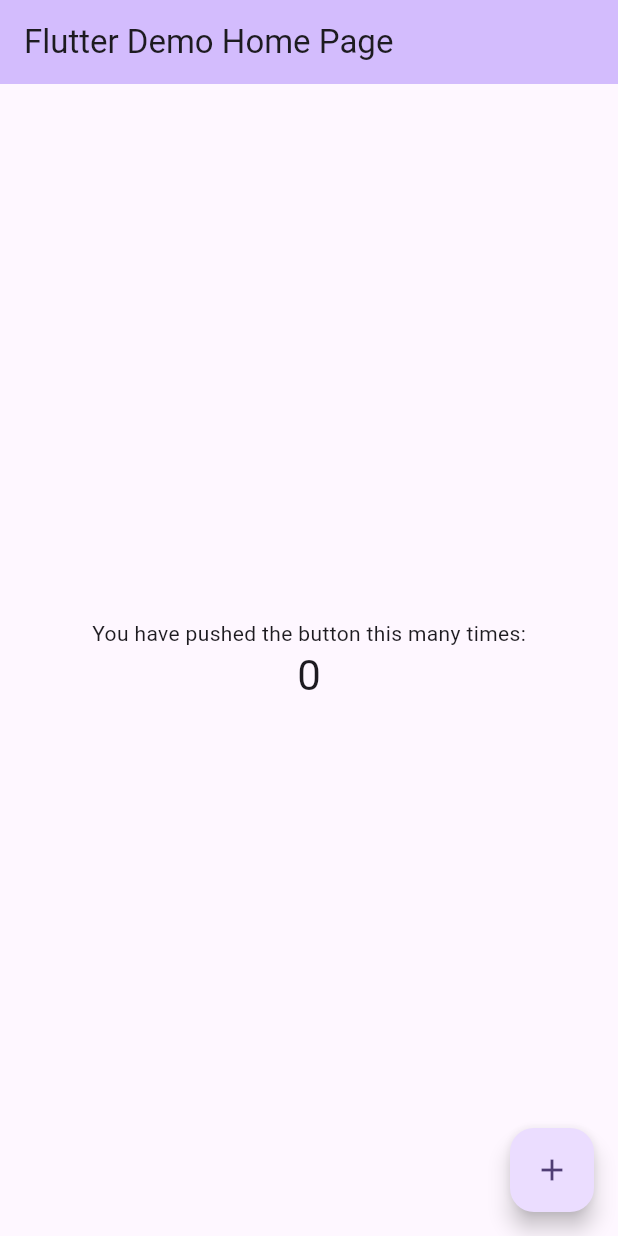
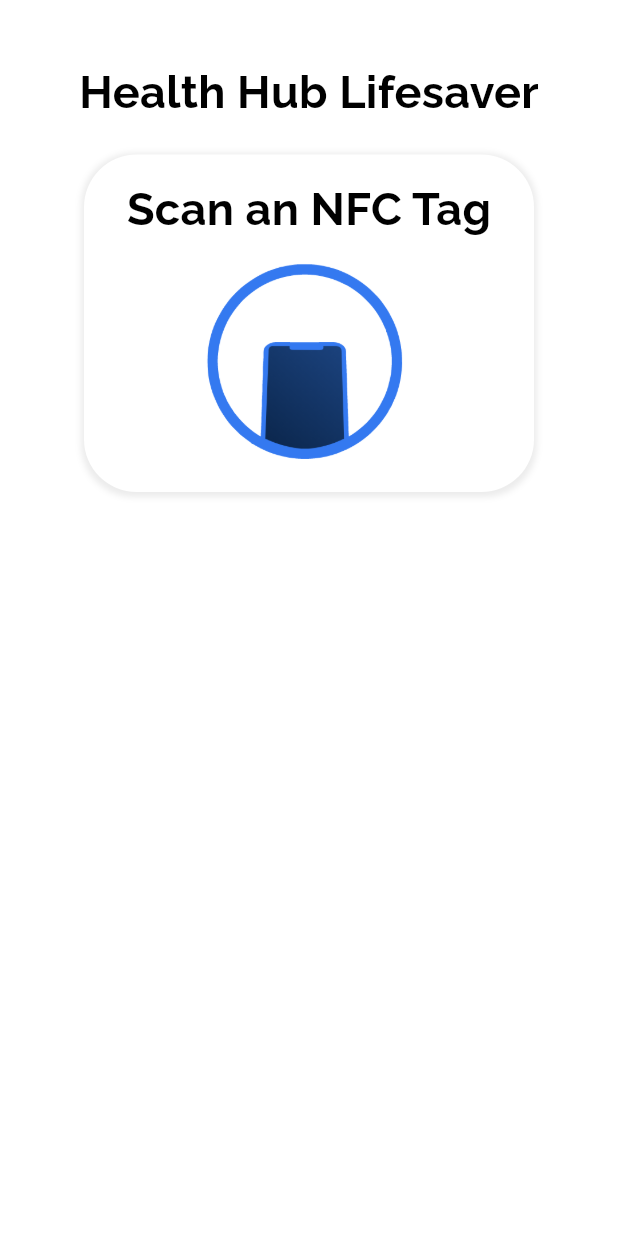
Before and after one commit to Team-Redevo/HealthHub, a Flutter app: the screen it shows after launch, on a phone screen of 412 x 824 dp. Run offline on Flutter 3.47's test engine with Material 3 defaults, Android fonts, the phone set to English and light mode, and no system bars.

Commit message:
Create frontend design

```diff
--- a/health_hub_lifesaver_app/lib/main.dart
+++ b/health_hub_lifesaver_app/lib/main.dart
@@ -56,71 +56,161 @@ class MyHomePage extends StatefulWidget {
 }
 
 class _MyHomePageState extends State<MyHomePage> {
-  int _counter = 0;
-
-  void _incrementCounter() {
-    setState(() {
-      // This call to setState tells the Flutter framework that something has
-      // changed in this State, which causes it to rerun the build method below
-      // so that the display can reflect the updated values. If we changed
-      // _counter without calling setState(), then the build method would not be
-      // called again, and so nothing would appear to happen.
-      _counter++;
-    });
-  }
+  bool isNFCInfoVisible = false;
+  bool isNFCDataAvailable =
+      false; // Set this to true if NFC data is available or false if it is not available
 
   @override
   Widget build(BuildContext context) {
-    // This method is rerun every time setState is called, for instance as done
-    // by the _incrementCounter method above.
-    //
-    // The Flutter framework has been optimized to make rerunning build methods
-    // fast, so that you can just rebuild anything that needs updating rather
-    // than having to individually change instances of widgets.
     return Scaffold(
-      appBar: AppBar(
-        // TRY THIS: Try changing the color here to a specific color (to
-        // Colors.amber, perhaps?) and trigger a hot reload to see the AppBar
-        // change color while the other colors stay the same.
-        backgroundColor: Theme.of(context).colorScheme.inversePrimary,
-        // Here we take the value from the MyHomePage object that was created by
-        // the App.build method, and use it to set our appbar title.
-        title: Text(widget.title),
+      backgroundColor: Colors.white,
+      body: Column(
+        mainAxisAlignment: MainAxisAlignment.start,
+        crossAxisAlignment: CrossAxisAlignment.start,
+        children: [
+          const Padding(
+            padding: EdgeInsets.only(top: 40, bottom: 20),
+            child: Center(
+              child: Text(
+                'Health Hub Lifesaver',
+                style: TextStyle(
+                  color: Colors.black,
+                  fontSize: 30,
+                  fontWeight: FontWeight.bold,
+                  fontFamily: 'Raleway',
                 ),
-      body: Center(
-        // Center is a layout widget. It takes a single child and positions it
-        // in the middle of the parent.
+              ),
+            ),
+          ),
+          Center(
             child: Column(
-          // Column is also a layout widget. It takes a list of children and
-          // arranges them vertically. By default, it sizes itself to fit its
-          // children horizontally, and tries to be as tall as its parent.
-          //
-          // Column has various properties to control how it sizes itself and
-          // how it positions its children. Here we use mainAxisAlignment to
-          // center the children vertically; the main axis here is the vertical
-          // axis because Columns are vertical (the cross axis would be
-          // horizontal).
-          //
-          // TRY THIS: Invoke "debug painting" (choose the "Toggle Debug Paint"
-          // action in the IDE, or press "p" in the console), to see the
-          // wireframe for each widget.
               mainAxisAlignment: MainAxisAlignment.center,
-          children: <Widget>[
-            const Text(
-              'You have pushed the button this many times:',
+              crossAxisAlignment: CrossAxisAlignment.center,
+              children: [
+                InkWell(
+                  onTap: () {
+                    setState(() {
+                      isNFCInfoVisible = !isNFCInfoVisible;
+                    });
+                  },
+                  customBorder: RoundedRectangleBorder(
+                    borderRadius: BorderRadius.circular(35),
                   ),
-            Text(
-              '$_counter',
-              style: Theme.of(context).textTheme.headlineMedium,
+                  child: Container(
+                    width: 300,
+                    height: 225,
+                    decoration: BoxDecoration(
+                      color: Colors.white,
+                      borderRadius: BorderRadius.circular(35),
+                      boxShadow: [
+                        BoxShadow(
+                          color: Colors.grey.withOpacity(0.2),
+                          spreadRadius: 2,
+                          blurRadius: 3,
+                          offset: const Offset(0, 1),
+                        ),
+                      ],
+                    ),
+                    child: Center(
+                      child: Column(
+                        mainAxisAlignment: MainAxisAlignment.start,
+                        children: [
+                          const Padding(
+                            padding: EdgeInsets.only(
+                              top: 15,
+                            ),
+                            child: Text(
+                              'Scan an NFC Tag',
+                              style: TextStyle(
+                                color: Colors.black,
+                                fontSize: 30,
+                                fontWeight: FontWeight.bold,
+                                fontFamily: 'Raleway',
+                              ),
+                            ),
+                          ),
+                          Image.asset(
+                            'assets/nfc_illustration.png',
+                            width: 167,
+                            height: 167,
                           ),
                         ],
                       ),
                     ),
-      floatingActionButton: FloatingActionButton(
-        onPressed: _incrementCounter,
-        tooltip: 'Increment',
-        child: const Icon(Icons.add),
-      ), // This trailing comma makes auto-formatting nicer for build methods.
+                  ),
+                ),
+                Visibility(
+                  visible: isNFCInfoVisible,
+                  child: Container(
+                    margin: const EdgeInsets.only(top: 35),
+                    padding:
+                        const EdgeInsets.only(left: 20, right: 20, top: 10),
+                    width: 350, // Increase width here
+                    height: 400, // Increase height here
+                    decoration: BoxDecoration(
+                      color: Colors.white,
+                      borderRadius: BorderRadius.circular(35),
+                      boxShadow: [
+                        BoxShadow(
+                          color: Colors.grey.withOpacity(0.2),
+                          spreadRadius: 2,
+                          blurRadius: 3,
+                          offset: const Offset(0, 1),
+                        ),
+                      ],
+                    ),
+                    child: Column(
+                      children: [
+                        const Align(
+                          alignment: Alignment.topCenter,
+                          child: Text(
+                            'User information',
+                            style: TextStyle(
+                              color: Colors.black,
+                              fontSize: 25,
+                              fontWeight: FontWeight.bold,
+                              fontFamily: 'Raleway',
+                            ),
+                          ),
+                        ),
+                        Visibility(
+                          visible:
+                              !isNFCDataAvailable, // Check if NFC data is available
+                          child: Column(
+                            children: [
+                              Padding(
+                                padding: const EdgeInsets.only(top: 80),
+                                child: Image.asset(
+                                  'assets/danger_icon.png', // Replace with your image asset path
+                                  width: 100,
+                                  height: 100,
+                                ),
+                              ),
+                              const Padding(
+                                padding: EdgeInsets.only(top: 10),
+                                child: Text(
+                                  'No information found',
+                                  style: TextStyle(
+                                    color: Colors.black,
+                                    fontSize: 20,
+                                    fontWeight: FontWeight.bold,
+                                    fontFamily: 'Raleway',
+                                  ),
+                                ),
+                              ),
+                            ],
+                          ),
+                        ),
+                        // Add additional widgets for NFC information display when available
+                      ],
+                    ),
+                  ),
+                ),
+              ],
+            ),
+          ),
+        ],
+      ),
     );
   }
 }
```
Also changed, not shown: health_hub_lifesaver_app/pubspec.yaml (+7 -7 lines), health_hub_lifesaver_app/assets/danger_icon.png (added), health_hub_lifesaver_app/assets/nfc_illustration.png (added), health_hub_lifesaver_app/fonts/Raleway-VariableFont_wght.ttf (added), health_hub_lifesaver_app/pubspec.lock. Lines whose indentation alone changed are shown as unchanged.
